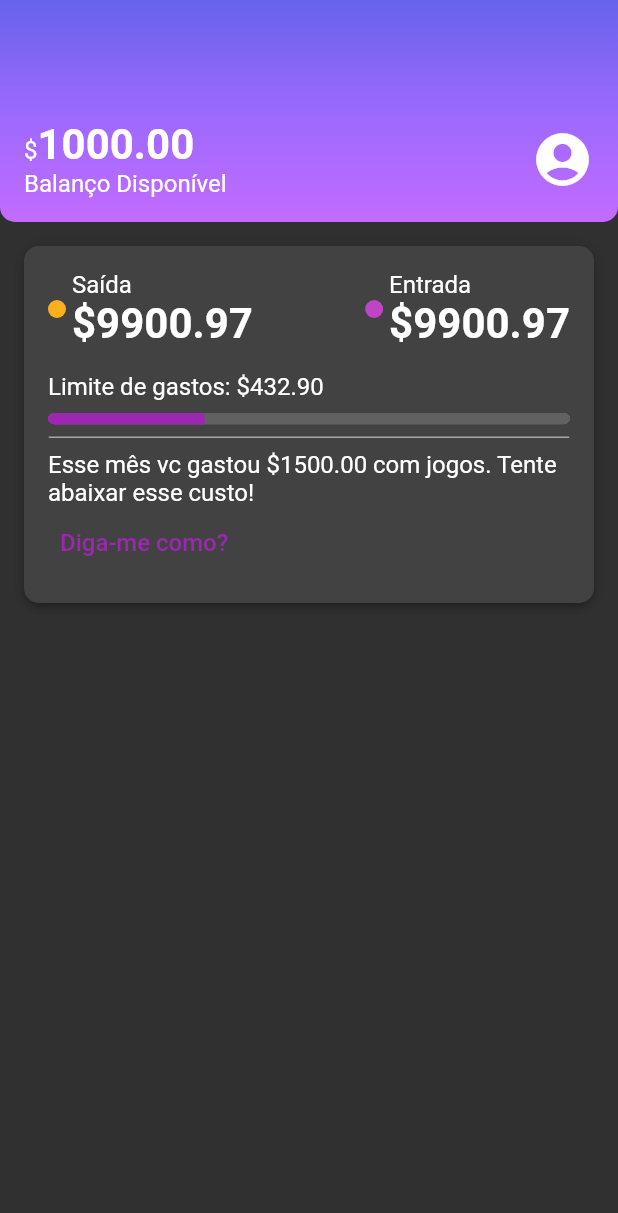
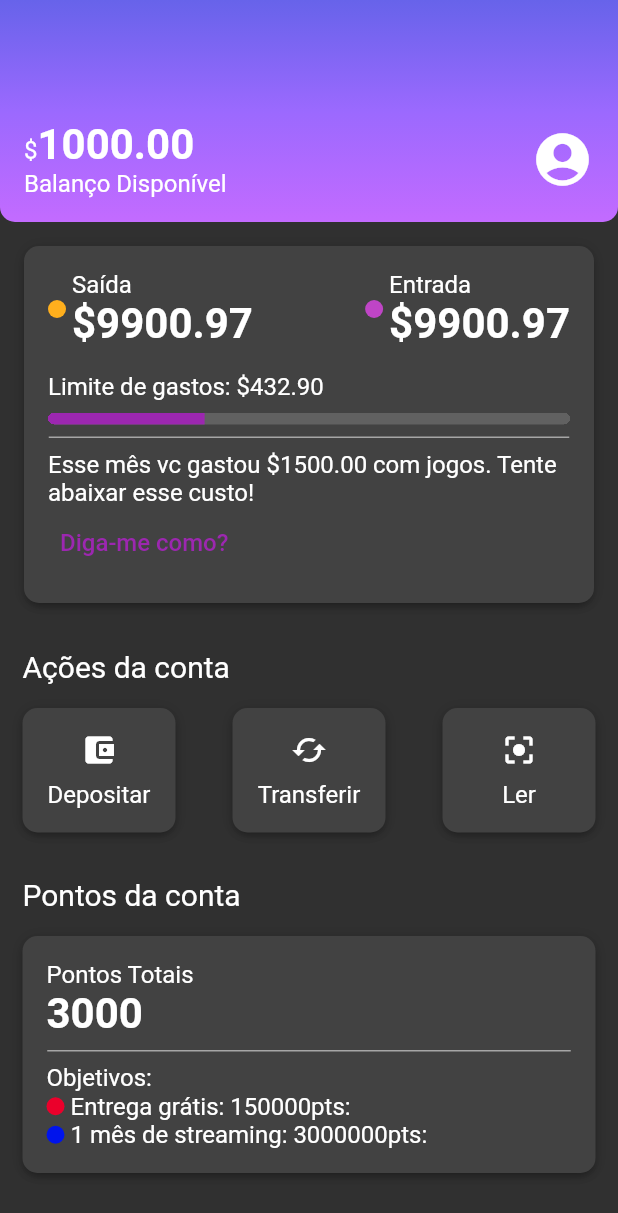
Before and after one commit to renatorv/alubank, a Flutter app: the screen it shows after launch, on a phone screen of 412 x 824 dp. Shown: the top 1213 px of the screen. Run offline on Flutter 3.47's test engine with Material 2 defaults, Android fonts, the phone set to English and light mode, and no system bars.

Commit message:
finalizado curso.....falta estilizacao dos pontos da conta

```diff
--- a/lib/components/box_card.dart
+++ b/lib/components/box_card.dart
@@ -7,7 +7,7 @@ class BoxCard extends StatelessWidget {
 
   @override
   Widget build(BuildContext context) {
-    return Container(
+    return Ink(
       padding: const EdgeInsets.all(16),
       decoration: BoxDecoration(
         boxShadow: kElevationToShadow[3],
--- /dev/null
+++ b/lib/components/sections/account_actions.dart
@@ -0,0 +1,70 @@
+import 'package:alubank/components/box_card.dart';
+import 'package:flutter/material.dart';
+
+class AccountActions extends StatelessWidget {
+  const AccountActions({Key? key}) : super(key: key);
+
+  @override
+  Widget build(BuildContext context) {
+    return Padding(
+      padding: const EdgeInsets.all(15),
+      child: Column(
+        crossAxisAlignment: CrossAxisAlignment.start,
+        children: [
+          Padding(
+            padding: const EdgeInsets.only(bottom: 16),
+            child: Text(
+              'Ações da conta',
+              style: Theme.of(context).textTheme.titleMedium,
+            ),
+          ),
+          Row(
+            mainAxisAlignment: MainAxisAlignment.spaceBetween,
+            children: [
+              InkWell(
+                onTap: () {},
+                child: const BoxCard(
+                  boxContent: _AccountActionsContent(icon: Icon(Icons.account_balance_wallet), text: 'Depositar'),
+                ),
+              ),
+              InkWell(
+                onTap: () {},
+                child: const BoxCard(
+                  boxContent: _AccountActionsContent(icon: Icon(Icons.cached), text: 'Transferir'),
+                ),
+              ),
+              InkWell(
+                onTap: () {},
+                child: const BoxCard(
+                  boxContent: _AccountActionsContent(icon: Icon(Icons.center_focus_strong), text: 'Ler'),
+                ),
+              ),
+            ],
+          ),
+        ],
+      ),
+    );
+  }
+}
+
+class _AccountActionsContent extends StatelessWidget {
+  final Icon icon;
+  final String text;
+  const _AccountActionsContent({Key? key, required this.icon, required this.text}) : super(key: key);
+
+  @override
+  Widget build(BuildContext context) {
+    return SizedBox(
+      width: 70,
+      child: Column(
+        children: [
+          Padding(
+            padding: const EdgeInsets.only(bottom: 8),
+            child: icon,
+          ),
+          Text(text),
+        ],
+      ),
+    );
+  }
+}
--- /dev/null
+++ b/lib/components/sections/account_points.dart
@@ -0,0 +1,77 @@
+import 'package:alubank/components/box_card.dart';
+import 'package:flutter/material.dart';
+
+import '../../themes/theme_colors.dart';
+import '../color_dot.dart';
+import '../content_division.dart';
+
+class AccountPoints extends StatelessWidget {
+  const AccountPoints({Key? key}) : super(key: key);
+
+  @override
+  Widget build(BuildContext context) {
+    return Padding(
+      padding: const EdgeInsets.all(15),
+      child: Column(
+        crossAxisAlignment: CrossAxisAlignment.start,
+        children: [
+          Padding(
+            padding: const EdgeInsets.only(bottom: 16),
+            child: Text(
+              'Pontos da conta',
+              style: Theme.of(context).textTheme.titleMedium,
+            ),
+          ),
+          const BoxCard(boxContent: _AccountPointsContent())
+        ],
+      ),
+    );
+  }
+}
+
+class _AccountPointsContent extends StatelessWidget {
+  const _AccountPointsContent();
+  // const _AccountPointsContent({super.key});
+
+  @override
+  Widget build(BuildContext context) {
+    return Column(
+      crossAxisAlignment: CrossAxisAlignment.start,
+      children: [
+        const Text(
+          'Pontos Totais',
+        ),
+        Text('3000', style: Theme.of(context).textTheme.bodyLarge),
+        const Padding(
+          padding: EdgeInsets.only(top: 8, bottom: 8),
+          child: ContentDivision(),
+        ),
+        const Text(
+          'Objetivos:',
+        ),
+        Row(
+          children: [
+            Padding(
+              padding: const EdgeInsets.only(right: 4),
+              child: ColorDot(color: ThemeColors.recentActivity['free']),
+            ),
+            const Text(
+              'Entrega grátis: 150000pts:',
+            ),
+          ],
+        ),
+        Row(
+          children: [
+            Padding(
+              padding: const EdgeInsets.only(right: 4),
+              child: ColorDot(color: ThemeColors.recentActivity['streaming']),
+            ),
+            const Text(
+              '1 mês de streaming: 3000000pts:',
+            ),
+          ],
+        ),
+      ],
+    );
+  }
+}
--- a/lib/screens/home.dart
+++ b/lib/screens/home.dart
@@ -1,3 +1,5 @@
+import 'package:alubank/components/sections/account_actions.dart';
+import 'package:alubank/components/sections/account_points.dart';
 import 'package:alubank/components/sections/header.dart';
 import 'package:alubank/components/sections/recent_activity.dart';
 import 'package:flutter/material.dart';
@@ -13,6 +15,8 @@ class Home extends StatelessWidget {
           children: const <Widget>[
             Header(),
             RecentActivity(),
+            AccountActions(),
+            AccountPoints(),
           ],
         ),
       ),
--- a/lib/themes/my_theme.dart
+++ b/lib/themes/my_theme.dart
@@ -8,5 +8,6 @@ ThemeData MyTheme = ThemeData(
   textTheme: const TextTheme(
     bodyMedium: TextStyle(fontSize: 16),
     bodyLarge: TextStyle(fontSize: 28, fontWeight: FontWeight.bold),
+    titleMedium: TextStyle(fontSize: 20, fontWeight: FontWeight.normal),
   ),
 );
--- a/lib/themes/theme_colors.dart
+++ b/lib/themes/theme_colors.dart
@@ -11,6 +11,8 @@ class ThemeColors {
   static const recentActivity = {
     'spent': Color.fromRGBO(255, 175, 29, 1),
     'income': Color.fromRGBO(191, 69, 198, 1),
+    'free': Color.fromARGB(255, 235, 0, 43),
+    'streaming': Color.fromARGB(255, 0, 20, 236),
   };
 
   static const division = Color.fromRGBO(166, 166, 166, 1);
```
Also changed, not shown: 1 other file.
